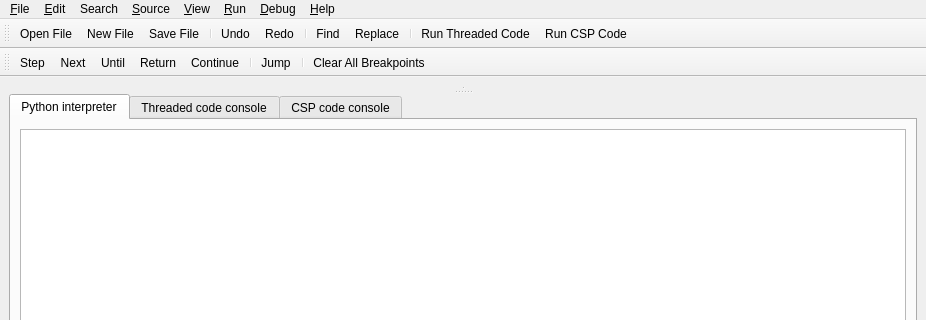
The window that src/gui/bijector_main.ui (snim2/pybijector) describes before a commit, drawn with Qt 5; both pictures show x 0 to 926 and y 0 to 320 of the 926 by 638 pixel window.
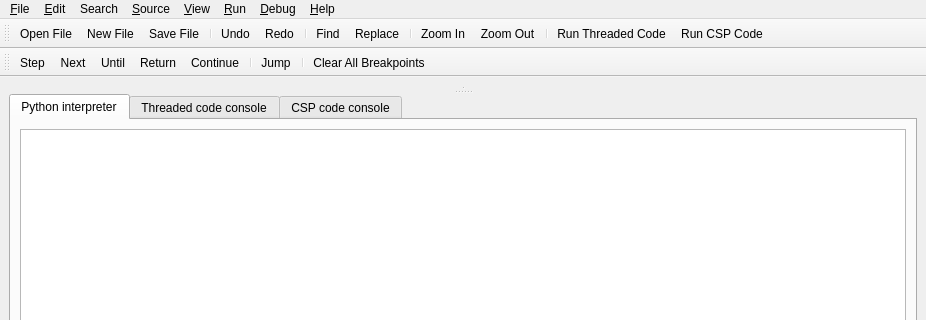
The same window after the commit. Custom widgets are drawn as their Qt base class.

```diff
--- a/src/gui/bijector_main.ui
+++ b/src/gui/bijector_main.ui
@@ -288,6 +288,9 @@
    <addaction name="action_Find_Search"/>
    <addaction name="action_Replace_Search"/>
    <addaction name="separator"/>
+   <addaction name="action_Zoom_In_View"/>
+   <addaction name="action_Zoom_Out_View"/>
+   <addaction name="separator"/>
    <addaction name="action_Run_Threaded_Code_Run"/>
    <addaction name="action_Run_CSP_Code_Run"/>
   </widget>
```
